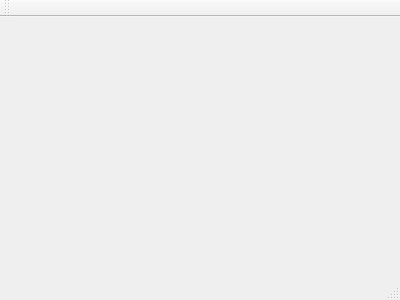
Above: mainwindow.ui from koskiszz/life before the change. Below: the same form after it.
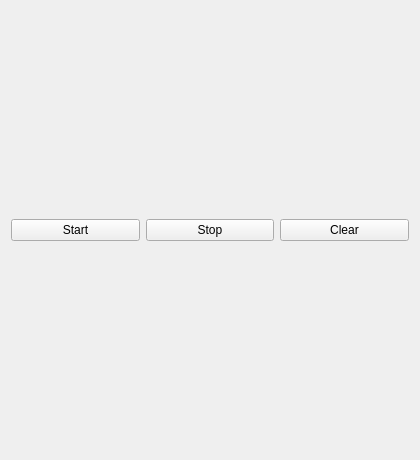
That is the form after the change.

```diff
--- a/mainwindow.ui
+++ b/mainwindow.ui
@@ -1,24 +1,56 @@
 <ui version="4.0">
  <class>MainWindow</class>
- <widget class="QMainWindow" name="MainWindow" >
-  <property name="geometry" >
+ <widget class="QMainWindow" name="MainWindow">
+  <property name="geometry">
    <rect>
     <x>0</x>
     <y>0</y>
-    <width>400</width>
-    <height>300</height>
+    <width>420</width>
+    <height>460</height>
    </rect>
   </property>
   <property name="windowTitle" >
    <string>MainWindow</string>
   </property>
-  <widget class="QMenuBar" name="menuBar" />
-  <widget class="QToolBar" name="mainToolBar" />
-  <widget class="QWidget" name="centralWidget" />
-  <widget class="QStatusBar" name="statusBar" />
+  <widget class="QWidget" name="centralWidget">
+   <layout class="QVBoxLayout" name="verticalLayout_2">
+    <item>
+     <layout class="QVBoxLayout" name="fieldLayout"/>
+    </item>
+    <item>
+     <layout class="QHBoxLayout" name="buttonLayout">
+      <item>
+       <widget class="QPushButton" name="buttonStart">
+        <property name="text">
+         <string>Start</string>
+        </property>
+       </widget>
+      </item>
+      <item>
+       <widget class="QPushButton" name="buttonStop">
+        <property name="text">
+         <string>Stop</string>
+        </property>
+       </widget>
+      </item>
+      <item>
+       <widget class="QPushButton" name="buttonClear">
+        <property name="text">
+         <string>Clear</string>
+        </property>
+       </widget>
+      </item>
+     </layout>
+    </item>
+   </layout>
+   <zorder>buttonStart</zorder>
+   <zorder>buttonStop</zorder>
+   <zorder>buttonClear</zorder>
+   <zorder>verticalLayoutWidget</zorder>
+   <zorder>buttonStart</zorder>
+  </widget>
  </widget>
- <layoutDefault spacing="6" margin="11" />
- <pixmapfunction></pixmapfunction>
+ <layoutdefault spacing="6" margin="11"/>
  <resources/>
  <connections/>
 </ui>
```
Left out of the diff: 3 changed lines with no effect on the pictures.
